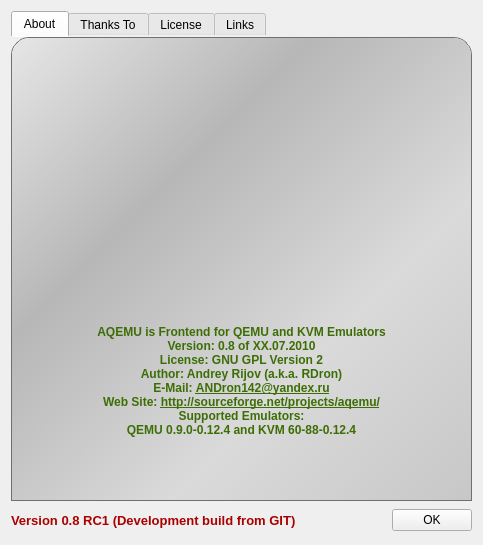
Before: the Qt Designer form About_Window.ui in qunying/aqemu-old, drawn with Qt 5.
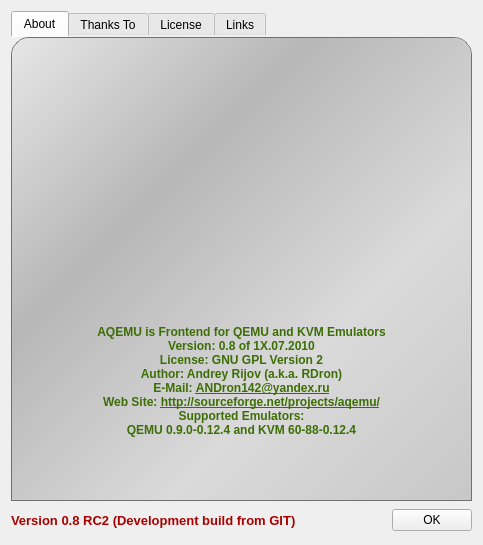
After: the same form once the commit is applied. Icons and pictures are not drawn.

Patch:
```diff
--- a/About_Window.ui
+++ b/About_Window.ui
@@ -141,7 +141,7 @@
 &lt;body&gt;
 &lt;b&gt;
 &lt;p&gt;AQEMU is Frontend for QEMU and KVM Emulators&lt;/p&gt;
-&lt;p&gt;Version: 0.8 of XX.07.2010&lt;/p&gt;
+&lt;p&gt;Version: 0.8 of 1X.07.2010&lt;/p&gt;
 &lt;p&gt;License: GNU GPL Version 2&lt;/p&gt;
 &lt;p&gt;Author: Andrey Rijov (a.k.a. RDron)&lt;/p&gt;
 &lt;p&gt;E-Mail: &lt;a href=&quot;mailto:ANDron142@yandex.ru&quot;&gt;ANDron142@yandex.ru&lt;/a&gt;&lt;/p&gt;
@@ -512,7 +512,7 @@
 &lt;table border=&quot;0&quot; style=&quot;-qt-table-type: root; margin-top:4px; margin-bottom:4px; margin-left:4px; margin-right:4px;&quot;&gt;
 &lt;tr&gt;
 &lt;td style=&quot;border: none;&quot;&gt;
-&lt;p style=&quot; margin-top:0px; margin-bottom:0px; margin-left:0px; margin-right:0px; -qt-block-indent:0; text-indent:0px;&quot;&gt;&lt;span style=&quot; font-family:'Nimbus Sans L'; font-weight:600; color:#aa0000;&quot;&gt;Version 0.8 RC1 (Development build from GIT)&lt;/span&gt;&lt;/p&gt;&lt;/td&gt;&lt;/tr&gt;&lt;/table&gt;&lt;/body&gt;&lt;/html&gt;</string>
+&lt;p style=&quot; margin-top:0px; margin-bottom:0px; margin-left:0px; margin-right:0px; -qt-block-indent:0; text-indent:0px;&quot;&gt;&lt;span style=&quot; font-family:'Nimbus Sans L'; font-weight:600; color:#aa0000;&quot;&gt;Version 0.8 RC2 (Development build from GIT)&lt;/span&gt;&lt;/p&gt;&lt;/td&gt;&lt;/tr&gt;&lt;/table&gt;&lt;/body&gt;&lt;/html&gt;</string>
        </property>
       </widget>
      </item>
```
Left out of the diff: 2 changed lines with no effect on the pictures.
